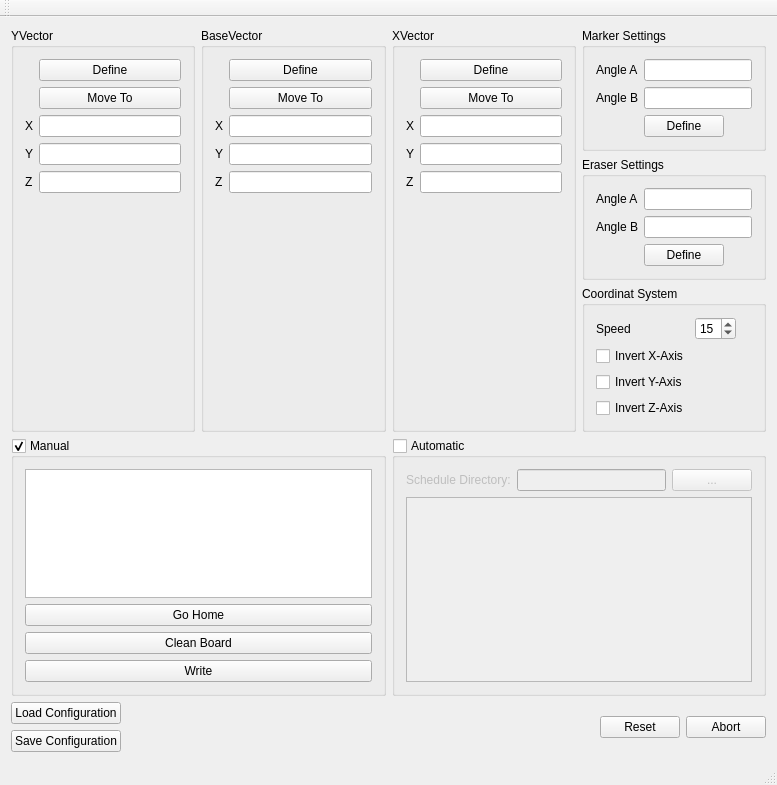
Before: the Qt Designer form src/DrawTextToPlaneGUI/maingui.ui in yoshi5534/schorsch-the-robot, drawn with Qt 5.
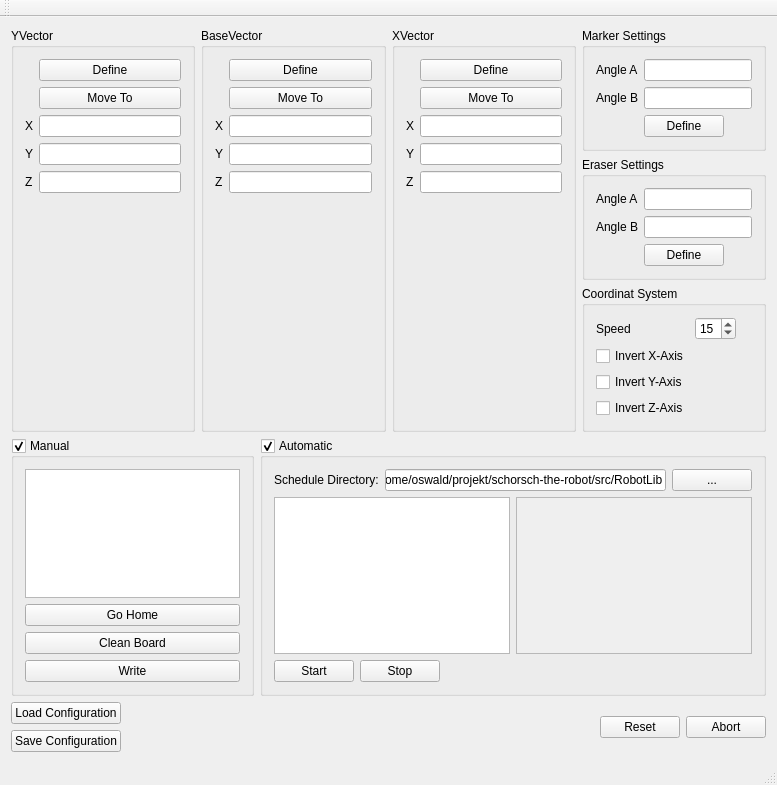
After: the same form once the commit is applied.

Commit message: first version which iterates through the model. But it still blocks the gui

```diff
--- a/src/DrawTextToPlaneGUI/maingui.ui
+++ b/src/DrawTextToPlaneGUI/maingui.ui
@@ -430,7 +430,7 @@
          <bool>true</bool>
         </property>
         <property name="checked">
-         <bool>false</bool>
+         <bool>true</bool>
         </property>
         <layout class="QVBoxLayout" name="verticalLayout_7">
          <item>
@@ -443,7 +443,11 @@
             </widget>
            </item>
            <item>
-            <widget class="QLineEdit" name="scheduleDirectoryLineEdit"/>
+            <widget class="QLineEdit" name="scheduleDirectoryLineEdit">
+             <property name="text">
+              <string>/home/oswald/projekt/schorsch-the-robot/src/RobotLib</string>
+             </property>
+            </widget>
            </item>
            <item>
             <widget class="QPushButton" name="scheduleDirectoryPushButton">
@@ -455,7 +459,58 @@
           </layout>
          </item>
          <item>
-          <widget class="QListView" name="scheduleFileListView"/>
+          <layout class="QHBoxLayout" name="horizontalLayout_5">
+           <item>
+            <widget class="QListView" name="scheduleFileListView"/>
+           </item>
+           <item>
+            <widget class="QTextEdit" name="automaticTextEdit">
+             <property name="enabled">
+              <bool>false</bool>
+             </property>
+             <property name="lineWrapMode">
+              <enum>QTextEdit::NoWrap</enum>
+             </property>
+             <property name="readOnly">
+              <bool>true</bool>
+             </property>
+             <property name="acceptRichText">
+              <bool>false</bool>
+             </property>
+            </widget>
+           </item>
+          </layout>
+         </item>
+         <item>
+          <layout class="QHBoxLayout" name="horizontalLayout_6">
+           <item>
+            <widget class="QPushButton" name="automaticStartPushButton">
+             <property name="text">
+              <string>Start</string>
+             </property>
+            </widget>
+           </item>
+           <item>
+            <widget class="QPushButton" name="automaticStopPushButton">
+             <property name="text">
+              <string>Stop</string>
+             </property>
+            </widget>
+           </item>
+           <item>
+            <spacer name="horizontalSpacer_2">
+             <property name="orientation">
+              <enum>Qt::Horizontal</enum>
+             </property>
+             <property name="sizeHint" stdset="0">
+              <size>
+               <width>40</width>
+               <height>20</height>
+              </size>
+             </property>
+            </spacer>
+           </item>
+          </layout>
          </item>
         </layout>
        </widget>
```
Left out of the diff: 36 changed lines with no effect on the pictures. The commit also changes 2 other files.
